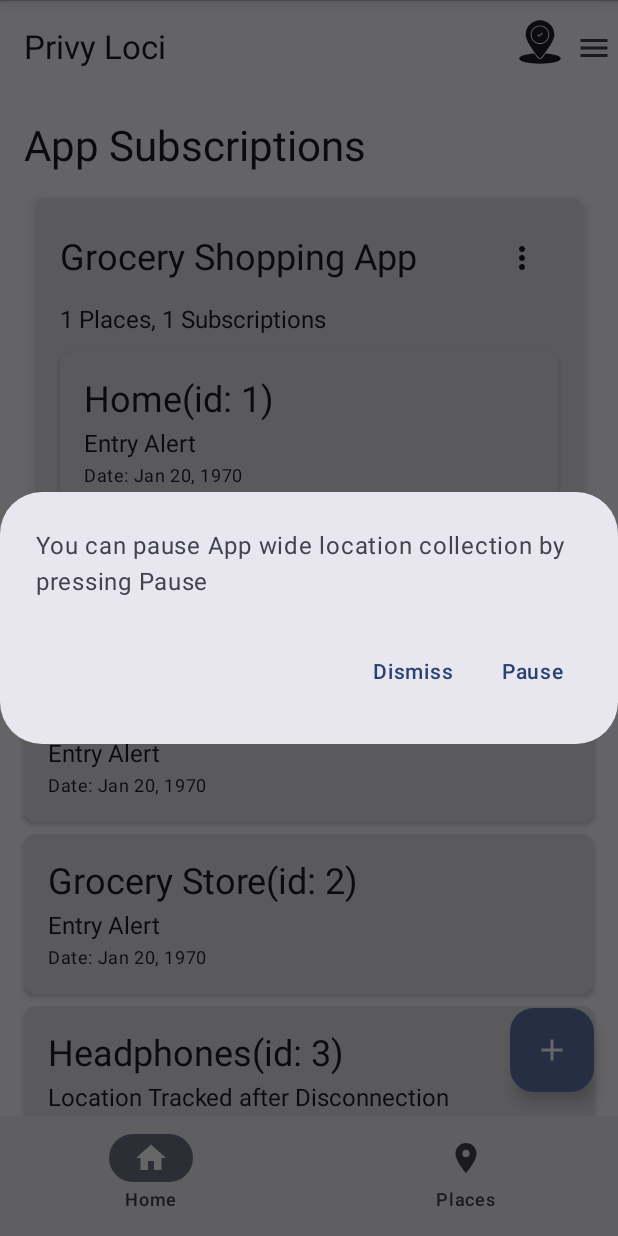
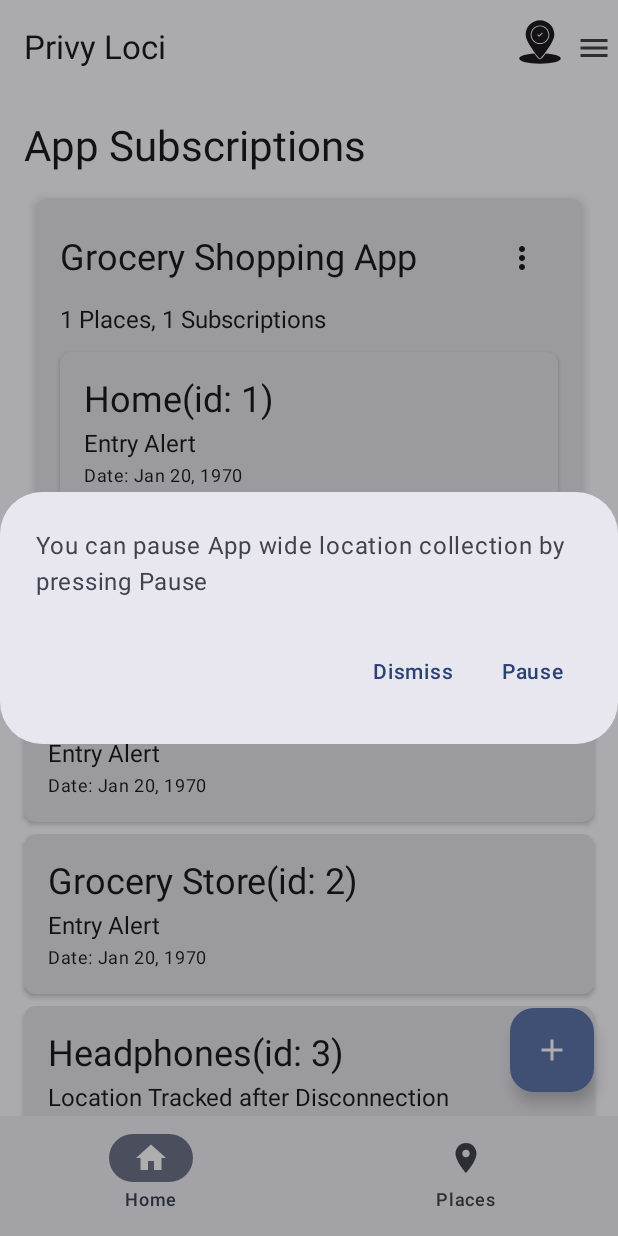
Before and after one commit to itissid/privyloci, an Android app built with Jetpack Compose: the screen it shows after launch (MainActivity), after a tap on "Custom Icon", on a phone screen of 412 x 824 dp. Run offline under Robolectric (Android 15) with nearby library versions, the phone set to English and light mode, and no system bars; our stand-ins replace Dagger/Hilt's generated code, Room's generated code; 2 other taps on this screen came first.

Commit message:
Stricter compliance with Material3

```diff
--- a/app/build.gradle
+++ b/app/build.gradle
@@ -51,6 +51,7 @@
     implementation platform('androidx.compose:compose-bom:2024.09.01') // Use the latest BOM version
     implementation 'androidx.compose.ui:ui'
     implementation 'androidx.compose.material3:material3'
+    implementation 'com.google.android.material:material:1.13.0-alpha08'
     implementation 'androidx.compose.ui:ui-tooling-preview'
     implementation 'androidx.compose.animation:animation'
     implementation 'androidx.compose.runtime:runtime'
--- a/app/src/main/java/me/itissid/privyloci/service/PrivyForegroundService.kt
+++ b/app/src/main/java/me/itissid/privyloci/service/PrivyForegroundService.kt
@@ -55,6 +55,7 @@
         Logger.d(this::class.java.simpleName, "In onCreate Privy Loci Foreground Service")
 
         // Start the foreground service with notification
+        // recheck permissions here
         startForegroundServiceWithNotification()
         // Initialize SensorManager
         sensorManager.initialize(this)
@@ -143,6 +144,8 @@
                     e
                 )
             }
+            // TODO: Sometimes what happens is that the system tries to restart the service when its closed(I think due to the STICKY option)
+            // When a user intentionally pauses the collection, perhapps it is better not to shutdown the service but instead just stop the sensor collection.
             throw e
         }
     }
--- a/app/src/main/java/me/itissid/privyloci/ui/theme/PrivyLociDefaultTheme.kt
+++ b/app/src/main/java/me/itissid/privyloci/ui/theme/PrivyLociDefaultTheme.kt
@@ -5,25 +5,20 @@
 import android.util.Log
 import androidx.compose.foundation.isSystemInDarkTheme
 import androidx.compose.material3.Typography
-import androidx.compose.material3.ColorScheme
 import androidx.compose.material3.MaterialTheme
 import androidx.compose.material3.dynamicDarkColorScheme
 import androidx.compose.runtime.Composable
 import androidx.compose.ui.platform.LocalContext
-import androidx.compose.material3.lightColorScheme
-import androidx.compose.material3.darkColorScheme
 import androidx.compose.material3.dynamicLightColorScheme
 import androidx.compose.runtime.SideEffect
 import androidx.compose.ui.graphics.Color
 import androidx.compose.ui.graphics.toArgb
 import androidx.compose.ui.platform.LocalView
 import androidx.compose.ui.text.TextStyle
-import androidx.compose.ui.text.font.FontFamily
 import androidx.compose.ui.text.font.FontWeight
 import androidx.compose.ui.unit.sp
 import androidx.core.content.ContextCompat
 import androidx.core.view.WindowCompat
-import me.itissid.privyloci.R
 
 @Composable
 fun getColorFromXml(colorResId: Int): Color {
--- a/app/src/main/res/values/styles.xml
+++ b/app/src/main/res/values/styles.xml
@@ -1,7 +1,7 @@
 <?xml version="1.0" encoding="utf-8"?>
 <resources>
 
-    <style name="NoActionBar" parent="@android:style/Theme.Holo.Light">
+    <style name="NoActionBar" parent="Theme.Material3.DynamicColors.Dark.NoActionBar">
         <item name="windowActionBar">false</item>
         <item name="android:windowNoTitle">true</item>
     </style>
```
